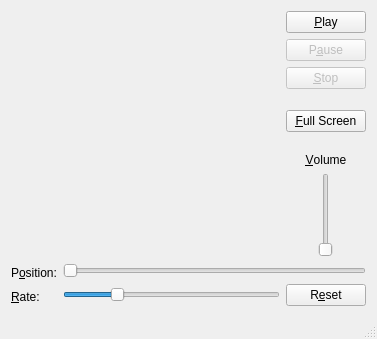
The window that ui/win32/mainwindow.ui (Taro3/linux_mp4_test) describes before a commit, drawn with Qt 5.
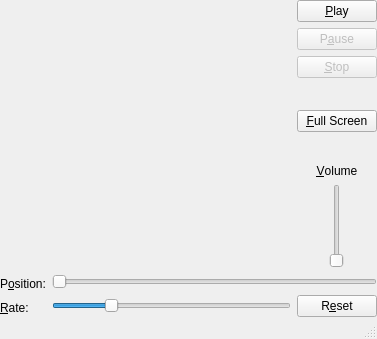
The same window after the commit.

Commit message:
Qt 5.10Alphaでの動作テストブランチ
レイアウトのマージンも修正。

What changed in the file:
```diff
--- a/ui/win32/mainwindow.ui
+++ b/ui/win32/mainwindow.ui
@@ -15,6 +15,18 @@
   </property>
   <widget class="QWidget" name="centralWidget">
    <layout class="QVBoxLayout" name="verticalLayout_6">
+    <property name="leftMargin">
+     <number>0</number>
+    </property>
+    <property name="topMargin">
+     <number>0</number>
+    </property>
+    <property name="rightMargin">
+     <number>0</number>
+    </property>
+    <property name="bottomMargin">
+     <number>0</number>
+    </property>
     <item>
      <layout class="QHBoxLayout" name="horizontalLayout_2">
       <item>
```
